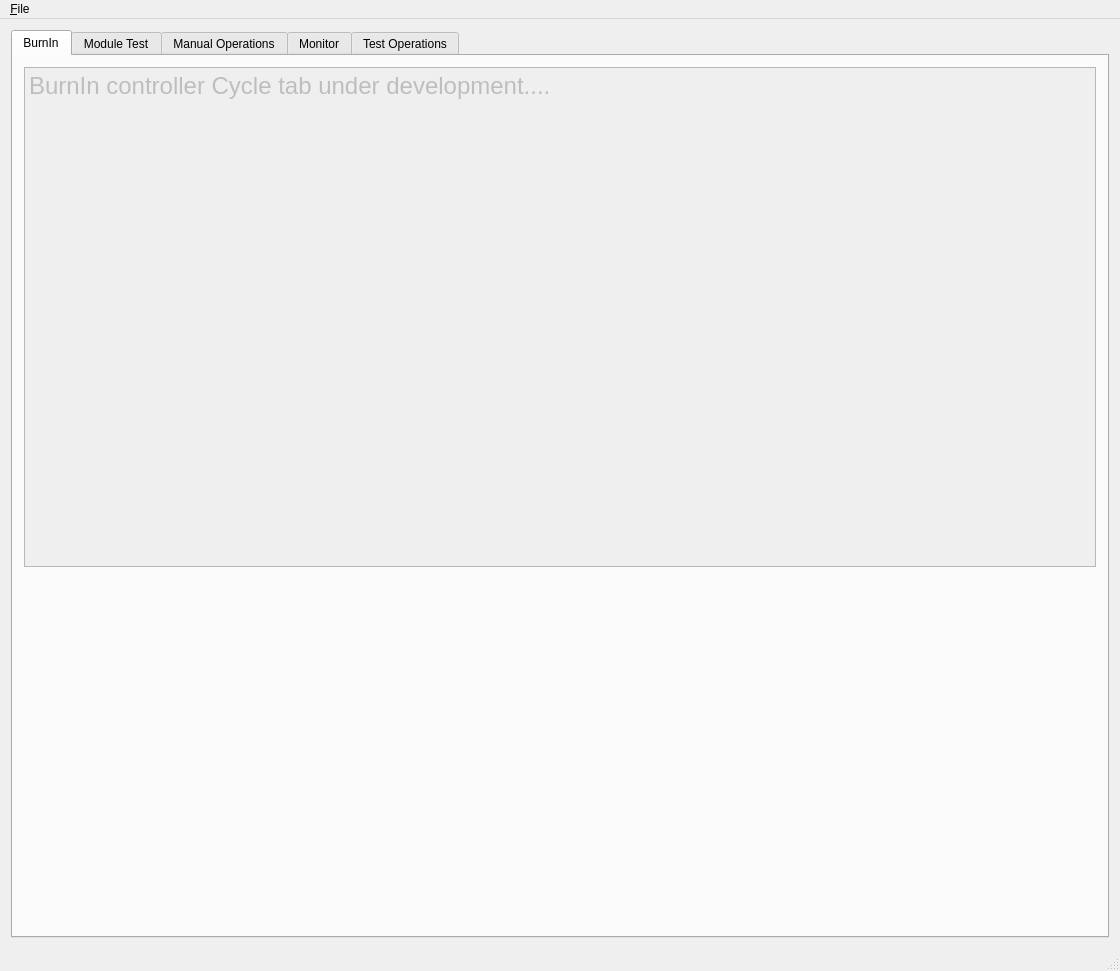
Old version of the form GUI.ui in the repository pisaoutertracker/BurnIn_Controller.
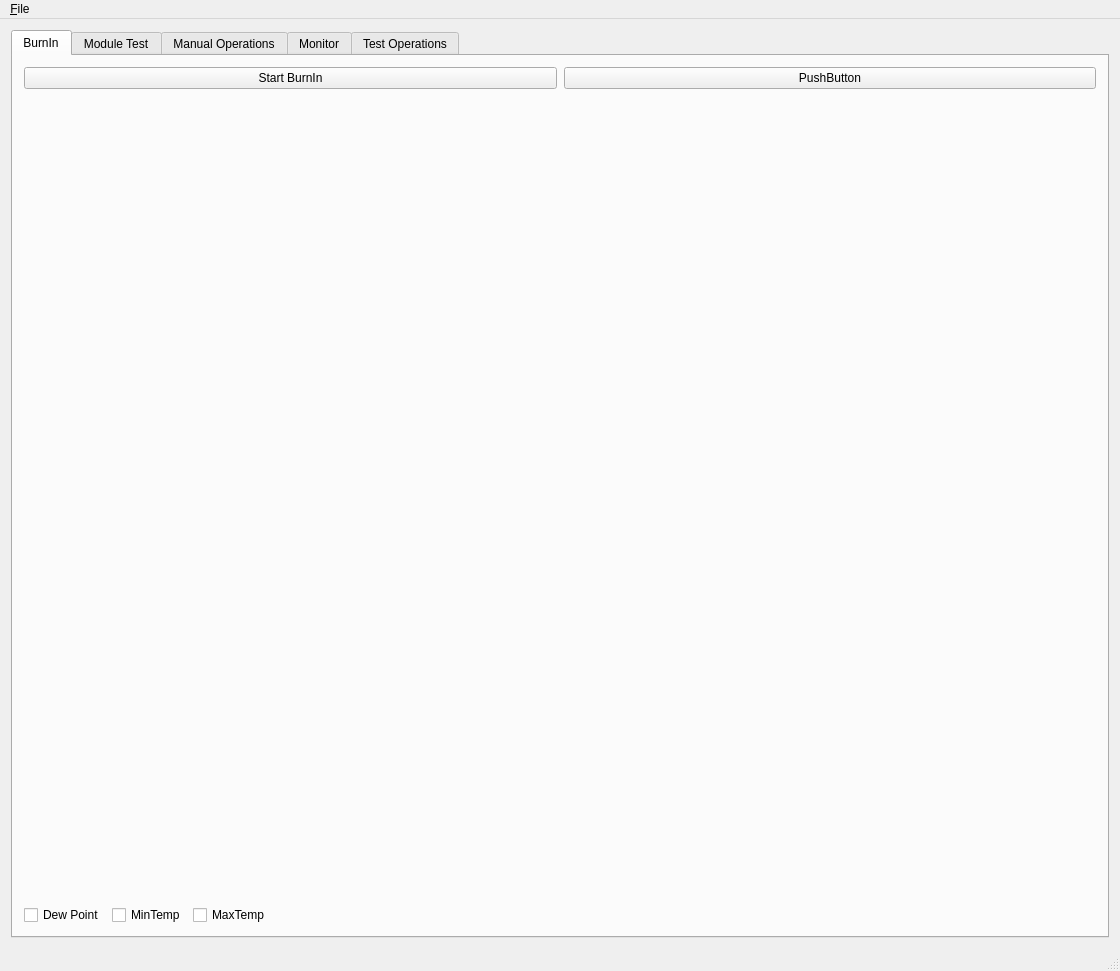
New version of the form. The open tabs and pages were chosen to show the change. Icons and pictures are not drawn. Custom widgets are drawn as their Qt base class.

Commit message: Merging dev. Added closed door check for HV

The edit to the form file:
```diff
--- a/GUI.ui
+++ b/GUI.ui
@@ -46,30 +46,86 @@
        </attribute>
        <layout class="QVBoxLayout" name="verticalLayout_8">
         <item>
-         <widget class="QTextEdit" name="textEdit">
-          <property name="enabled">
+         <layout class="QGridLayout" name="gridLayout_11">
+          <item row="0" column="0">
+           <widget class="QPushButton" name="BI_Start_btn">
+            <property name="text">
+             <string>Start BurnIn</string>
+            </property>
+           </widget>
+          </item>
+          <item row="0" column="1">
+           <widget class="QPushButton" name="BI_Stop_btn">
+            <property name="text">
+             <string>PushButton</string>
+            </property>
+           </widget>
+          </item>
+         </layout>
+        </item>
+        <item>
+         <spacer name="verticalSpacer_5">
+          <property name="orientation">
+           <enum>Qt::Vertical</enum>
+          </property>
+          <property name="sizeHint" stdset="0">
+           <size>
+            <width>20</width>
+            <height>40</height>
+           </size>
+          </property>
+         </spacer>
+        </item>
+        <item>
+         <widget class="PlotWidget" name="GraphWidget" native="true">
+          <property name="minimumSize">
+           <size>
+            <width>0</width>
+            <height>300</height>
+           </size>
+          </property>
+          <property name="tabletTracking">
            <bool>false</bool>
           </property>
-          <property name="maximumSize">
-           <size>
-            <width>16777215</width>
-            <height>500</height>
-           </size>
-          </property>
-          <property name="html">
-           <string>&lt;!DOCTYPE HTML PUBLIC &quot;-//W3C//DTD HTML 4.0//EN&quot; &quot;http://www.w3.org/TR/REC-html40/strict.dtd&quot;&gt;
-&lt;html&gt;&lt;head&gt;&lt;meta name=&quot;qrichtext&quot; content=&quot;1&quot; /&gt;&lt;meta charset=&quot;utf-8&quot; /&gt;&lt;style type=&quot;text/css&quot;&gt;
-p, li { white-space: pre-wrap; }
-hr { height: 1px; border-width: 0; }
-li.unchecked::marker { content: &quot;\2610&quot;; }
-li.checked::marker { content: &quot;\2612&quot;; }
-&lt;/style&gt;&lt;/head&gt;&lt;body style=&quot; font-family:'.AppleSystemUIFont'; font-size:9pt; font-weight:400; font-style:normal;&quot;&gt;
-&lt;p style=&quot; margin-top:0px; margin-bottom:0px; margin-left:0px; margin-right:0px; -qt-block-indent:0; text-indent:0px;&quot;&gt;&lt;span style=&quot; font-family:'MS Shell Dlg 2'; font-size:18pt;&quot;&gt;BurnIn controller Cycle tab under development....&lt;/span&gt;&lt;/p&gt;&lt;/body&gt;&lt;/html&gt;</string>
-          </property>
          </widget>
         </item>
         <item>
-         <widget class="PlotWidget" name="GraphWidget" native="true"/>
+         <layout class="QHBoxLayout" name="horizontalLayout_2">
+          <item>
+           <widget class="QCheckBox" name="BI_DewPoint_CB">
+            <property name="text">
+             <string>Dew Point</string>
+            </property>
+           </widget>
+          </item>
+          <item>
+           <widget class="QCheckBox" name="BI_MinTemp_CB">
+            <property name="text">
+             <string>MinTemp</string>
+            </property>
+           </widget>
+          </item>
+          <item>
+           <widget class="QCheckBox" name="BI_MaxTemp_CB">
+            <property name="text">
+             <string>MaxTemp</string>
+            </property>
+           </widget>
+          </item>
+          <item>
+           <spacer name="horizontalSpacer_12">
+            <property name="orientation">
+             <enum>Qt::Horizontal</enum>
+            </property>
+            <property name="sizeHint" stdset="0">
+             <size>
+              <width>40</width>
+              <height>20</height>
+             </size>
+            </property>
+           </spacer>
+          </item>
+         </layout>
         </item>
        </layout>
       </widget>
```
Left out of the diff: 25 changed lines with no effect on the pictures. The commit also changes 2 other files.
